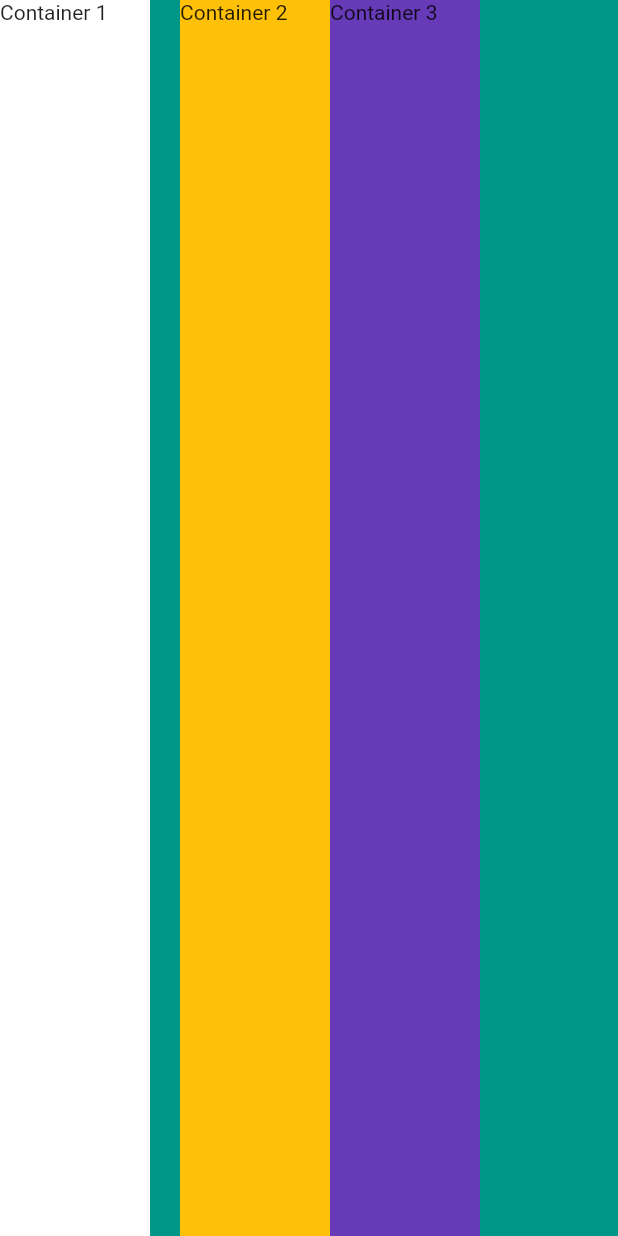
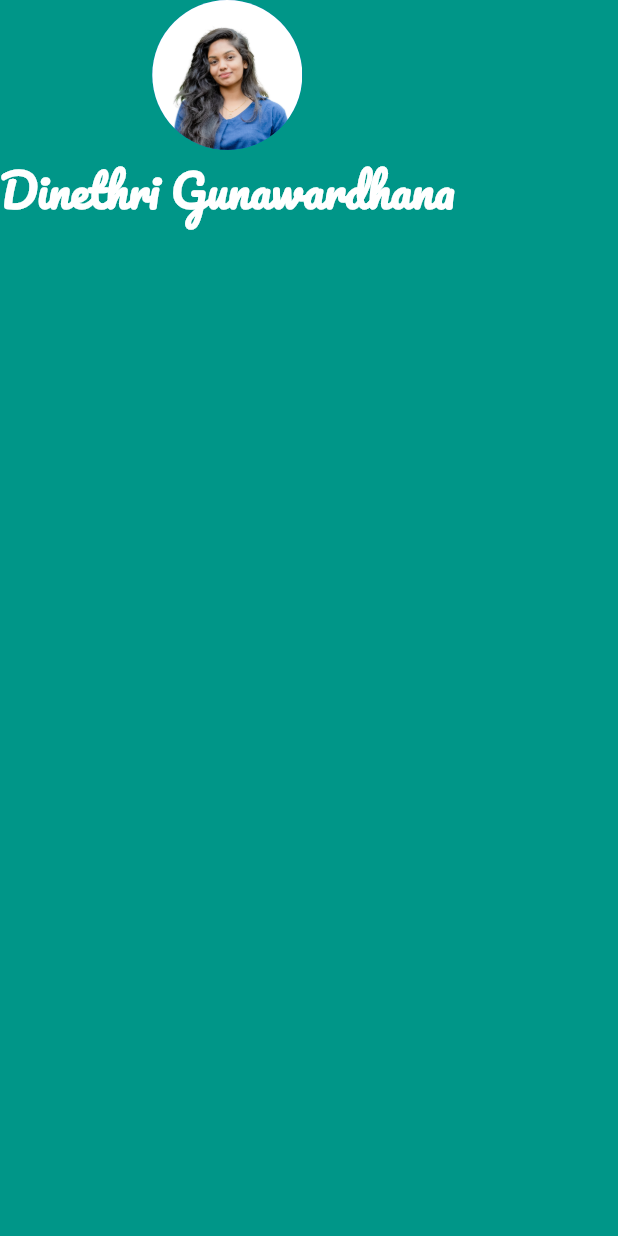
Before and after one commit to Dinethri00/Flutter_Basic, a Flutter app: the screen it shows after launch, on a phone screen of 412 x 824 dp. Run offline on Flutter 3.47's test engine with Material 2 defaults, Android fonts, the phone set to English and light mode, and no system bars.

Commit message:
Add_Custom_Fonts

```diff
--- a/lib/main.dart
+++ b/lib/main.dart
@@ -14,31 +14,23 @@ void main() {
       home: Scaffold  (
           backgroundColor: Colors.teal,
           body: SafeArea(
-            child: Row(
-              crossAxisAlignment: CrossAxisAlignment.stretch,
+            child: Column(
               children: [
-                Container(
-                height: 100.0,
-                width: 100.0,
-                color: Colors.white,
-                child: Text('Container 1'),
-              ),
-                SizedBox(height: 20.0, width: 20.0),
-                Container(
-                  height: 100.0,
-                  width: 100.0,
-                  color: Colors.amber,
-                  child: Text('Container 2'),
+                CircleAvatar(
+                  radius: 50.0,
+                  backgroundImage: AssetImage('images/dp.jpg'),
                 ),
-                Container(
-                  height: 100.0,
-                  width: 100.0,
-                  color: Colors.deepPurple,
-                  child: Text('Container 3'),
+                Text(
+                    'Dinethri Gunawardhana',
+                style: TextStyle(
+                  fontSize: 30.0,
+                  fontFamily: 'Pacifico',
+                  color: Colors.white,
+                  fontWeight: FontWeight.bold
                 ),
+                ),
+              ],
 
-
-              ],
             ),
 
           ),
```
Also changed, not shown: pubspec.yaml (+11 -0 lines), fonts/Pacifico-Regular.ttf (added), fonts/SourceSansPro-Regular.ttf (added), images/dp.jpg (added), images/house.jpg (deleted).
